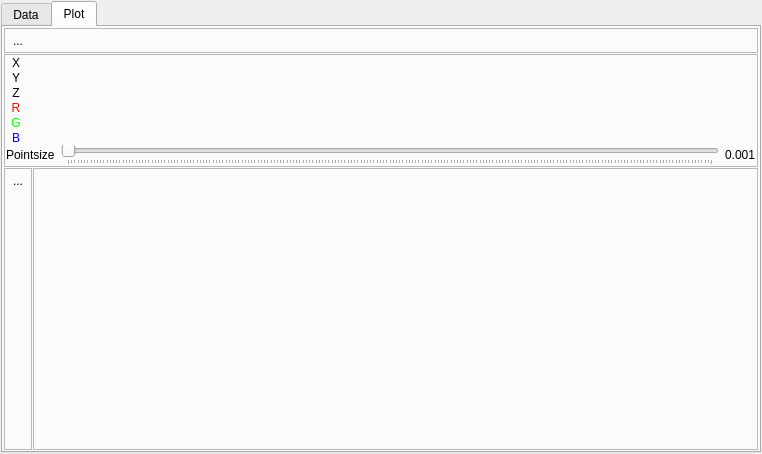
Above: glsldb/ShaderLib/ui/watchgeometry.ui from SirAnthony/GLSL-Debugger before the change. Below: the same form after it.
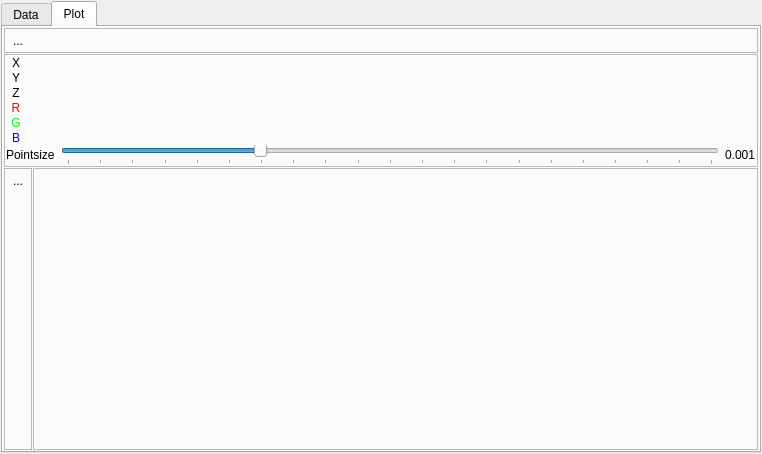
That is the form after the change. Icons and pictures are not drawn. Custom widgets are drawn as their Qt base class.

What changed in the file:
```diff
--- a/glsldb/ShaderLib/ui/watchgeometry.ui
+++ b/glsldb/ShaderLib/ui/watchgeometry.ui
@@ -1108,21 +1108,43 @@
            </layout>
           </item>
           <item>
-           <layout class="QGridLayout">
-            <property name="margin">
-             <number>0</number>
-            </property>
+           <layout class="QHBoxLayout" name="horizontalLayout">
             <property name="spacing">
              <number>6</number>
             </property>
-            <item row="0" column="0">
+            <property name="margin">
+             <number>0</number>
+            </property>
+            <item>
              <widget class="QLabel" name="label_5">
               <property name="text">
                <string>Pointsize</string>
               </property>
              </widget>
             </item>
-            <item row="0" column="4">
+            <item>
+             <widget class="QSlider" name="slPointSize">
+              <property name="minimum">
+               <number>1</number>
+              </property>
+              <property name="maximum">
+               <number>1000</number>
+              </property>
+              <property name="value">
+               <number>300</number>
+              </property>
+              <property name="orientation">
+               <enum>Qt::Horizontal</enum>
+              </property>
+              <property name="tickPosition">
+               <enum>QSlider::TicksBelow</enum>
+              </property>
+              <property name="tickInterval">
+               <number>50</number>
+              </property>
+             </widget>
+            </item>
+            <item>
              <widget class="QLabel" name="lbPointSize">
               <property name="sizePolicy">
                <sizepolicy hsizetype="Fixed" vsizetype="Fixed">
@@ -1135,29 +1157,13 @@
               </property>
              </widget>
             </item>
-            <item row="0" column="2">
-             <widget class="QSlider" name="slPointSize">
-              <property name="maximum">
-               <number>200</number>
-              </property>
-              <property name="orientation">
-               <enum>Qt::Horizontal</enum>
-              </property>
-              <property name="tickPosition">
-               <enum>QSlider::TicksBelow</enum>
-              </property>
-              <property name="tickInterval">
-               <number>1</number>
-              </property>
-             </widget>
-            </item>
            </layout>
           </item>
          </layout>
         </widget>
        </item>
        <item>
-        <layout class="QHBoxLayout">
+        <layout class="QHBoxLayout" name="hbox_layout2">
          <property name="spacing">
           <number>1</number>
          </property>
```
Left out of the diff: 22 changed lines with no effect on the pictures.
